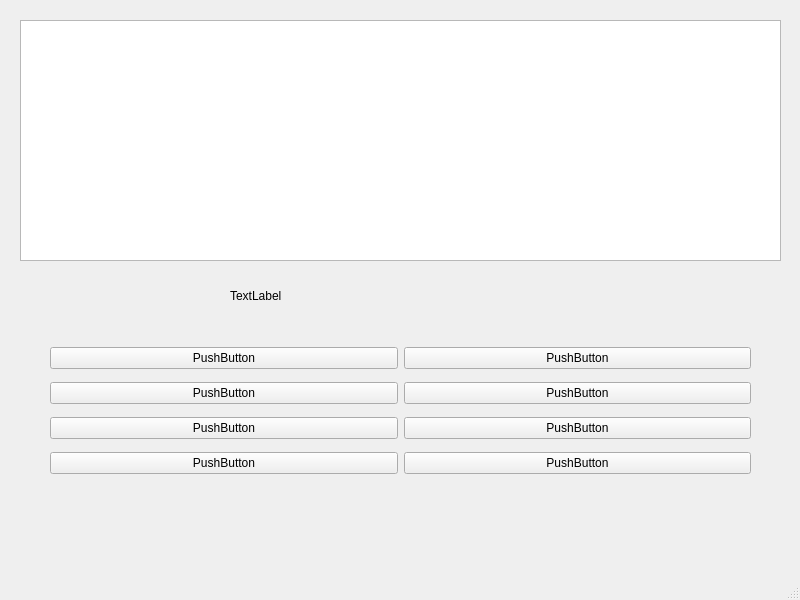
Qt form Cpp_RPG/mainwindow.ui (RoTour/YNOV_B2_CPP_RPG) before a commit.
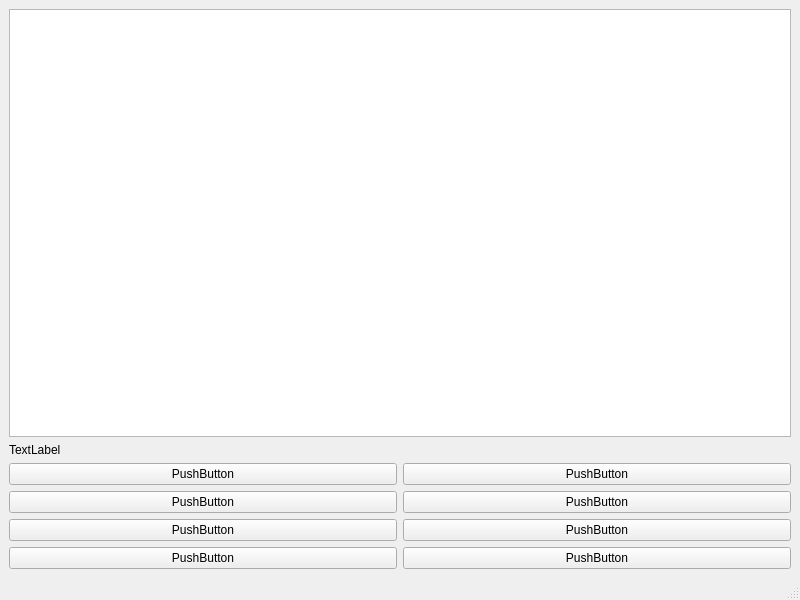
The same form after that commit.

What changed in the file:
```diff
--- a/Cpp_RPG/mainwindow.ui
+++ b/Cpp_RPG/mainwindow.ui
@@ -14,15 +14,18 @@
    <string>MainWindow</string>
   </property>
   <widget class="QWidget" name="centralwidget">
-   <widget class="QWidget" name="horizontalLayoutWidget">
-    <property name="geometry">
-     <rect>
-      <x>50</x>
-      <y>340</y>
-      <width>701</width>
-      <height>141</height>
-     </rect>
-    </property>
+   <layout class="QVBoxLayout" name="verticalLayout">
+    <item>
+     <widget class="QTextBrowser" name="textBrowser"/>
+    </item>
+    <item>
+     <widget class="QLabel" name="label">
+      <property name="text">
+       <string>TextLabel</string>
+      </property>
+     </widget>
+    </item>
+    <item>
     <layout class="QHBoxLayout" name="horizontalLayout">
      <item>
       <layout class="QGridLayout" name="gridLayout_2">
@@ -89,30 +92,8 @@
       </layout>
      </item>
     </layout>
-   </widget>
-   <widget class="QTextBrowser" name="textBrowser">
-    <property name="geometry">
-     <rect>
-      <x>20</x>
-      <y>20</y>
-      <width>761</width>
-      <height>241</height>
-     </rect>
-    </property>
-   </widget>
-   <widget class="QLabel" name="label">
-    <property name="geometry">
-     <rect>
-      <x>230</x>
-      <y>280</y>
-      <width>301</width>
-      <height>31</height>
-     </rect>
-    </property>
-    <property name="text">
-     <string>TextLabel</string>
-    </property>
-   </widget>
+    </item>
+   </layout>
   </widget>
   <widget class="QMenuBar" name="menubar">
    <property name="geometry">
```
Lines whose indentation alone changed are shown as unchanged.
